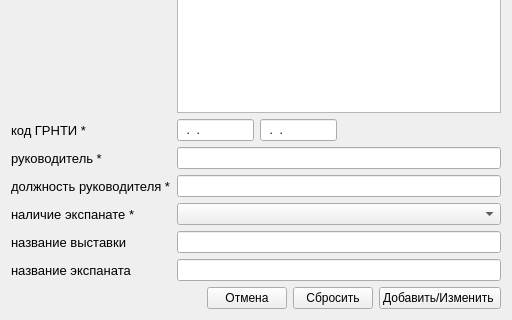
Qt form insert_row.ui (VaninaAY/SYBD) before a commit; both pictures show x 0 to 512 and y 272 to 592 of the 512 by 592 pixel window.
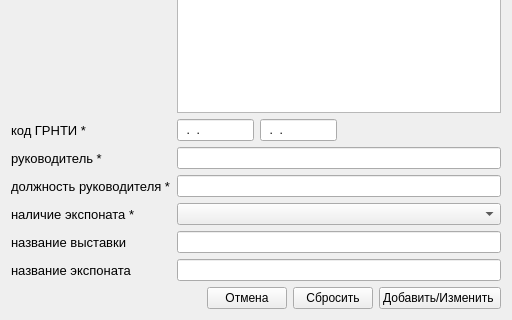
The same form after that commit.

Patch:
```diff
--- a/insert_row.ui
+++ b/insert_row.ui
@@ -236,7 +236,7 @@
         </font>
        </property>
        <property name="text">
-        <string>наличие экспанате *</string>
+        <string>наличие экспоната *</string>
        </property>
       </widget>
      </item>
@@ -266,7 +266,7 @@
         </font>
        </property>
        <property name="text">
-        <string>название экспаната</string>
+        <string>название экспоната</string>
        </property>
       </widget>
      </item>
```
